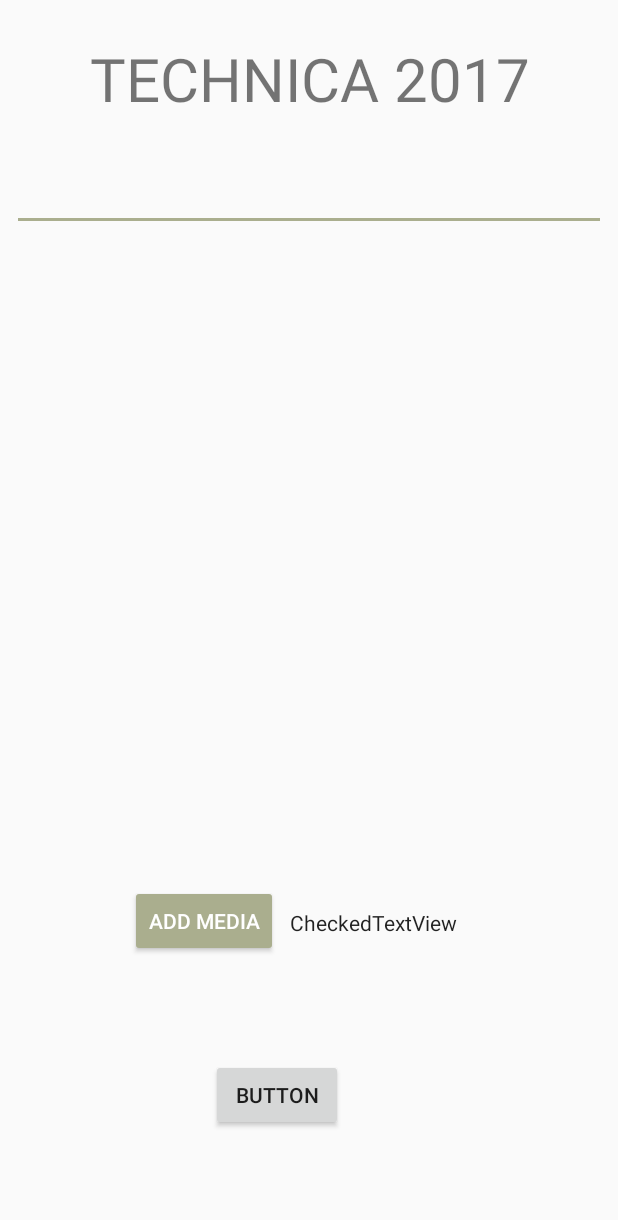
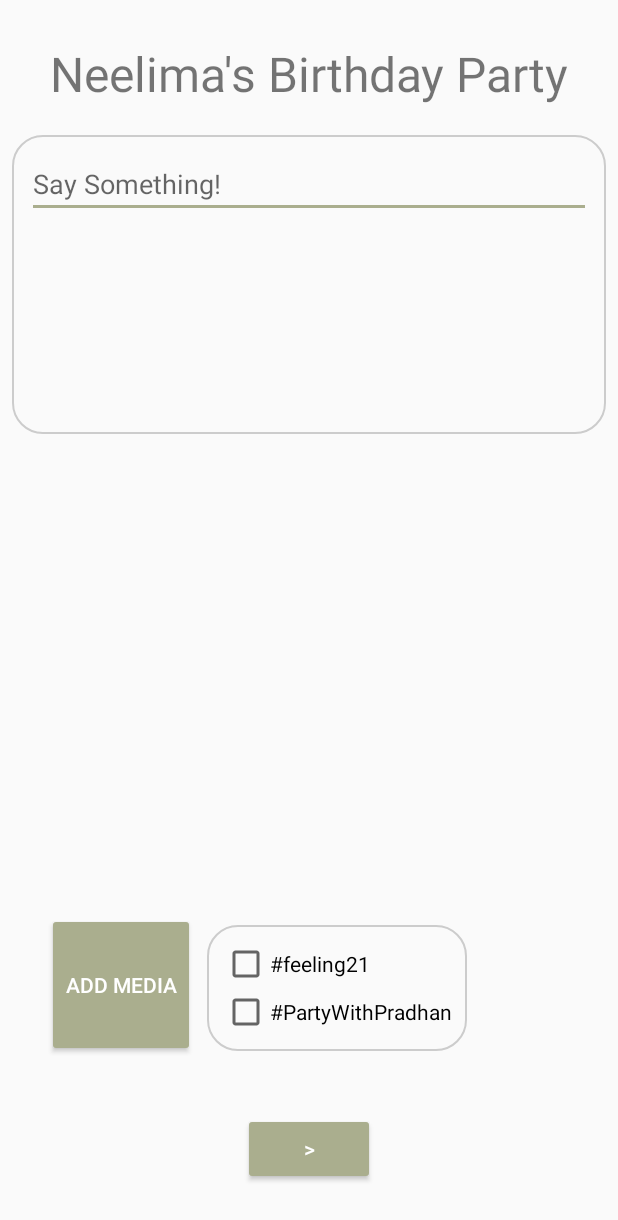
Before and after one commit to cbugtong/OurStory434, an Android app: the layout content_main.xml on its own in the app's theme, with its tools: preview values and no code run, on a phone screen of 412 x 824 dp. Shown: the top 1220 px of the screen. Run offline under Robolectric (Android 15) with nearby library versions, the phone set to English and light mode, and no system bars.

Commit message:
SUBMIT CONTENT!
Woohoo!

```diff
--- /dev/null
+++ b/OurStory/app/src/main/res/drawable/custom_border.xml
@@ -0,0 +1,6 @@
+<?xml version="1.0" encoding="UTF-8"?>
+<shape xmlns:android="http://schemas.android.com/apk/res/android" android:shape="rectangle">
+    <corners android:radius="20dp"/>
+    <padding android:left="10dp" android:right="10dp" android:top="10dp" android:bottom="10dp"/>
+    <stroke android:width="1dp" android:color="#CCCCCC"/>
+</shape>
--- a/OurStory/app/src/main/res/layout/content_main.xml
+++ b/OurStory/app/src/main/res/layout/content_main.xml
@@ -12,75 +12,113 @@
 
     <Button
         android:id="@+id/post_button"
-        android:layout_width="wrap_content"
-        android:layout_height="wrap_content"
-        android:text="Button"
+        style="@style/Widget.AppCompat.Button.Colored"
+        android:layout_width="88dp"
+        android:layout_height="48dp"
+        android:layout_marginBottom="34dp"
+        android:text=">"
+        app:layout_constraintBottom_toBottomOf="parent"
+        app:layout_constraintLeft_toLeftOf="parent"
+        app:layout_constraintRight_toRightOf="parent"
+        tools:layout_constraintBottom_creator="1"
         tools:layout_constraintRight_creator="1"
-        tools:layout_constraintBottom_creator="1"
-        app:layout_constraintBottom_toBottomOf="parent"
-        app:layout_constraintRight_toRightOf="parent"
-        tools:layout_constraintLeft_creator="1"
-        android:layout_marginBottom="70dp"
-        app:layout_constraintLeft_toLeftOf="parent"
-        app:layout_constraintHorizontal_bias="0.435" />
-
-    <EditText
-        android:id="@+id/text"
-        android:layout_width="0dp"
-        android:layout_height="wrap_content"
-        tools:layout_constraintTop_creator="1"
-        tools:layout_constraintRight_creator="1"
-        android:layout_marginStart="8dp"
-        android:layout_marginEnd="8dp"
-        app:layout_constraintRight_toRightOf="parent"
-        android:layout_marginTop="29dp"
-        app:layout_constraintTop_toBottomOf="@+id/title"
-        tools:layout_constraintLeft_creator="1"
-        app:layout_constraintLeft_toLeftOf="parent" />
+        tools:layout_constraintLeft_creator="1" />
 
     <TextView
         android:id="@+id/title"
         android:layout_width="wrap_content"
         android:layout_height="wrap_content"
-        android:text="TECHNICA 2017"
-        android:textSize="40dp"
+        android:text="Neelima's Birthday Party"
+        android:textSize="32dp"
+        tools:layout_constraintTop_creator="1"
+        app:layout_constraintRight_toRightOf="parent"
+        android:layout_marginTop="27dp"
+        app:layout_constraintLeft_toLeftOf="parent"
+        app:layout_constraintTop_toTopOf="parent" />
+
+    <LinearLayout
+        android:id="@+id/linearLayout2"
+        android:layout_width="0dp"
+        android:layout_height="199dp"
+        android:orientation="vertical"
+        app:layout_constraintLeft_toLeftOf="parent"
+        app:layout_constraintRight_toRightOf="parent"
         tools:layout_constraintTop_creator="1"
         tools:layout_constraintRight_creator="1"
-        app:layout_constraintRight_toRightOf="parent"
-        android:layout_marginTop="25dp"
+        tools:layout_constraintBottom_creator="1"
+        android:layout_marginStart="8dp"
+        app:layout_constraintBottom_toBottomOf="@+id/linearLayout"
+        android:layout_marginEnd="8dp"
+        android:layout_marginTop="90dp"
         tools:layout_constraintLeft_creator="1"
-        app:layout_constraintLeft_toLeftOf="parent"
+        android:layout_marginBottom="99dp"
         app:layout_constraintTop_toTopOf="parent"
-        app:layout_constraintHorizontal_bias="0.505" />
+        app:layout_constraintVertical_bias="0.0"
+        android:background="@drawable/custom_border">
 
-    <Button
-        android:id="@+id/media_button"
-        style="@style/Widget.AppCompat.Button.Colored"
+        <EditText
+            android:id="@+id/text"
+            android:layout_width="match_parent"
+            android:layout_height="wrap_content"
+            android:hint="Say Something!"
+            app:layout_constraintHorizontal_bias="1.0"
+            app:layout_constraintLeft_toLeftOf="parent"
+            app:layout_constraintRight_toRightOf="parent"
+            app:layout_constraintTop_toBottomOf="@+id/title"
+            tools:layout_constraintLeft_creator="1"
+            tools:layout_constraintRight_creator="1"
+            tools:layout_constraintTop_creator="1" />
+    </LinearLayout>
+
+    <LinearLayout
         android:layout_width="wrap_content"
         android:layout_height="wrap_content"
-        android:layout_marginBottom="186dp"
-        android:elevation="0dp"
-        android:text="Add Media"
-        app:layout_constraintBottom_toBottomOf="parent"
-        app:layout_constraintHorizontal_bias="0.237"
-        app:layout_constraintLeft_toLeftOf="@+id/text"
-        app:layout_constraintRight_toRightOf="parent"
+        android:orientation="vertical"
+        android:id="@+id/linearLayout3"
         tools:layout_constraintBottom_creator="1"
+        app:layout_constraintBottom_toTopOf="@+id/post_button"
+        android:layout_marginStart="23dp"
         tools:layout_constraintLeft_creator="1"
-        tools:layout_constraintRight_creator="1"
-        android:layout_marginLeft="8dp"
-        android:layout_marginStart="8dp" />
+        android:layout_marginBottom="37dp"
+        app:layout_constraintLeft_toLeftOf="@+id/linearLayout2">
 
-    <CheckedTextView
-        android:id="@+id/hashtag_list"
+        <Button
+            android:id="@+id/media_button"
+            style="@style/Widget.AppCompat.Button.Colored"
+            android:layout_width="match_parent"
+            android:layout_height="96dp"
+            android:elevation="0dp"
+            android:text="Add Media"
+            tools:layout_editor_absoluteX="8dp"
+            tools:layout_editor_absoluteY="-42dp" />
+    </LinearLayout>
+
+    <LinearLayout
+        android:id="@+id/linearLayout"
         android:layout_width="wrap_content"
         android:layout_height="wrap_content"
-        android:text="CheckedTextView"
-        app:layout_constraintLeft_toRightOf="@+id/media_button"
+        android:background="@drawable/custom_border"
+        android:orientation="vertical"
+        app:layout_constraintLeft_toRightOf="@+id/linearLayout3"
         android:layout_marginLeft="8dp"
         tools:layout_constraintBottom_creator="1"
         android:layout_marginStart="8dp"
-        app:layout_constraintBottom_toBottomOf="@+id/media_button"
-        android:layout_marginBottom="13dp" />
+        app:layout_constraintBottom_toBottomOf="@+id/linearLayout3"
+        android:layout_marginBottom="4dp">
+
+        <CheckBox
+            android:id="@+id/checkBox3"
+            android:layout_width="match_parent"
+            android:layout_height="wrap_content"
+            android:layout_weight="1"
+            android:text="#feeling21" />
+
+        <CheckBox
+            android:id="@+id/checkBox2"
+            android:layout_width="match_parent"
+            android:layout_height="wrap_content"
+            android:layout_weight="1"
+            android:text="#PartyWithPradhan" />
+    </LinearLayout>
 
 </android.support.constraint.ConstraintLayout>
```
Also changed, not shown: OurStory/app/src/main/AndroidManifest.xml (+20 -19 lines), OurStory/app/src/main/res/layout/event_editable.xml (added, +100 -0 lines), OurStory/app/src/main/res/layout/event_preview.xml (deleted, +0 -100 lines).
